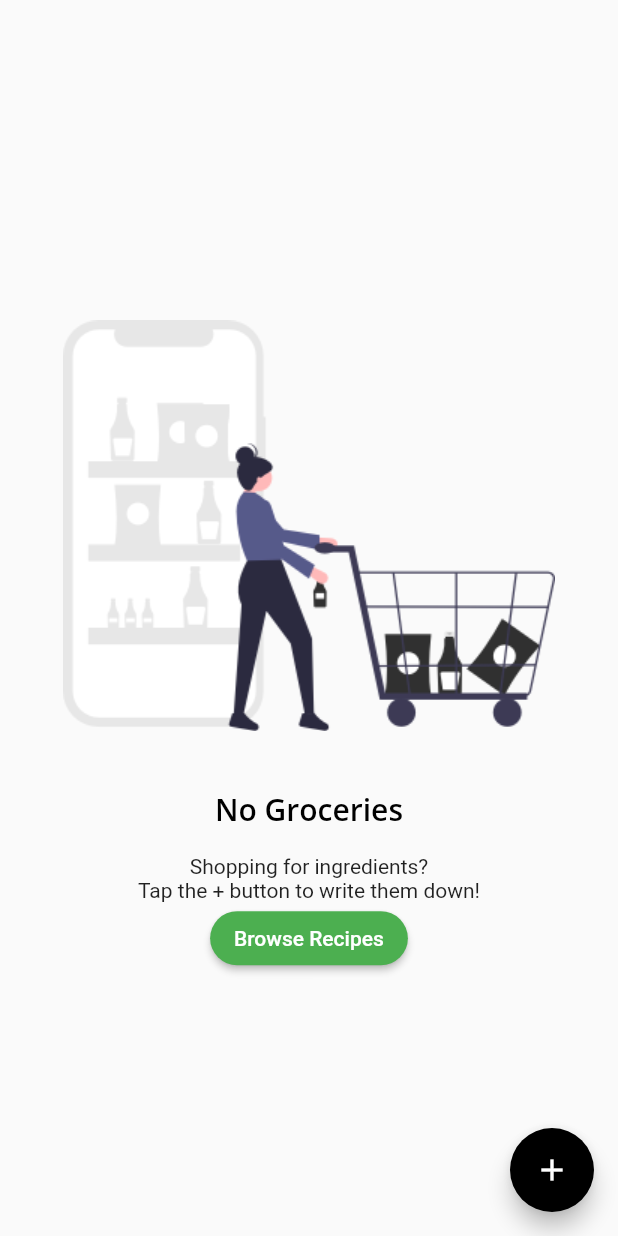
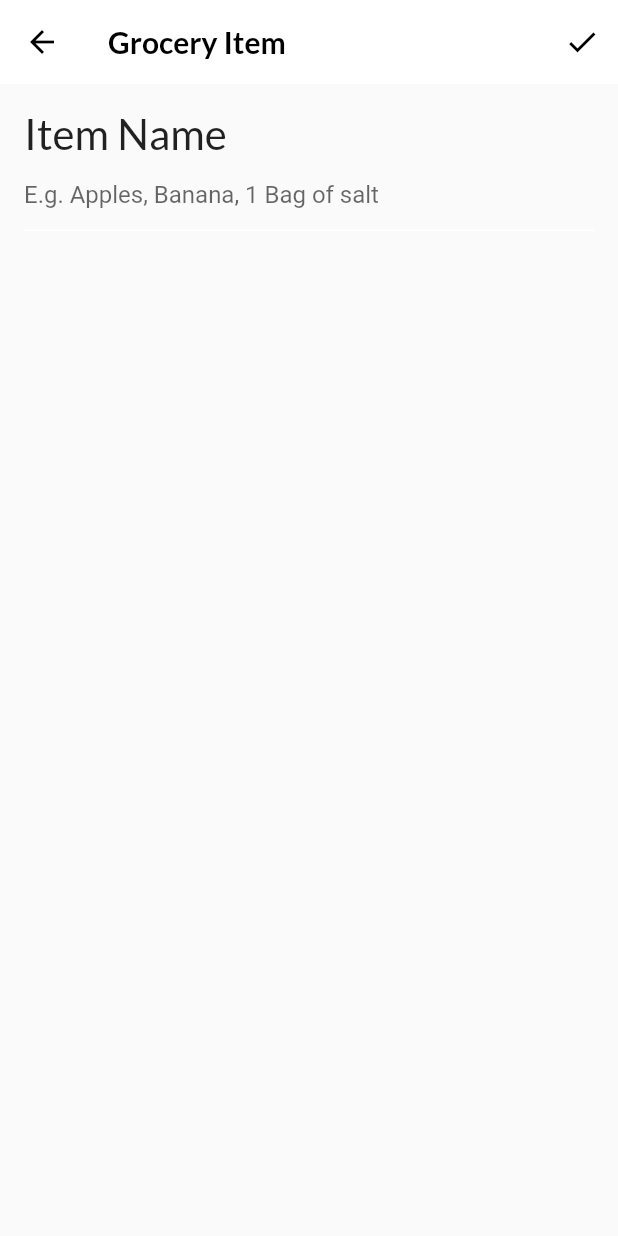
Before and after one commit to MalickArsalan/FlutterApprentice, a Flutter app: the GroceryScreen screen opened directly, after a tap on the "add" icon, on a phone screen of 412 x 824 dp. Run offline on Flutter 3.47's test engine with Material 2 defaults, Android fonts, the phone set to English and light mode, and no system bars; our stand-ins replace flutter_colorpicker, google_fonts; project files that could hold a hidden picture were left out.

Commit message:
Creating Grocery Items Screen (Start)

```diff
--- /dev/null
+++ b/06-interactive-widgets/projects/starter/lib/screens/grocery_item_screen.dart
@@ -0,0 +1,184 @@
+import 'package:flutter/material.dart';
+import 'package:google_fonts/google_fonts.dart';
+import 'package:flutter_colorpicker/flutter_colorpicker.dart';
+import 'package:intl/intl.dart';
+import 'package:uuid/uuid.dart';
+import '../models/models.dart';
+
+class GroceryItemScreen extends StatefulWidget {
+  // 1
+  final Function(GroceryItem) onCreate;
+  // 2
+  final Function(GroceryItem) onUpdate;
+  // 3
+  final GroceryItem? originalItem;
+  // 4
+  final bool isUpdating;
+  const GroceryItemScreen({
+    Key? key,
+    required this.onCreate,
+    required this.onUpdate,
+    this.originalItem,
+  })  : isUpdating = (originalItem != null),
+        super(key: key);
+
+  @override
+  _GroceryItemScreenState createState() => _GroceryItemScreenState();
+}
+
+class _GroceryItemScreenState extends State<GroceryItemScreen> {
+  // ignore: todo
+  // TODO: Add grocery item screen state properties
+  final _nameController = TextEditingController();
+  String _name = '';
+  Importance _importance = Importance.low;
+  DateTime _dueDate = DateTime.now();
+  TimeOfDay _timeOfDay = TimeOfDay.now();
+  Color _currentColor = Colors.green;
+  int _currentSliderValue = 0;
+
+// ignore: todo
+// TODO: Add initState()
+  @override
+  void initState() {
+    // ignore: todo
+    // TODO: implement initState
+    super.initState();
+    // 1
+    final originalItem = widget.originalItem;
+    if (originalItem != null) {
+      _nameController.text = originalItem.name;
+      _name = originalItem.name;
+      _currentSliderValue = originalItem.quantity;
+      _importance = originalItem.importance;
+      _currentColor = originalItem.color;
+      final date = originalItem.date;
+      _timeOfDay = TimeOfDay(hour: date.hour, minute: date.minute);
+      _dueDate = date;
+    }
+    // 2
+    _nameController.addListener(() {
+      setState(() {
+        _name = _nameController.text;
+      });
+    });
+  }
+
+// ignore: todo
+// TODO: Add dispose()
+
+  @override
+  void dispose() {
+    // ignore: todo
+    // TODO: implement dispose
+    _nameController.dispose();
+    super.dispose();
+  }
+
+  @override
+  Widget build(BuildContext context) {
+    // ignore: todo
+    // TODO 12: Add GroceryItemScreen Scaffold
+    // return Container(color: Colors.orange);
+    // 1
+    return Scaffold(
+      // 2
+      appBar: AppBar(
+        actions: [
+          IconButton(
+            icon: const Icon(Icons.check),
+            onPressed: () {
+              // ignore: todo
+              // TODO 24: Add callback handler
+            },
+          ),
+        ],
+        // 3
+        elevation: 0.0,
+        // 4
+        title: Text(
+          'Grocery Item',
+          style: GoogleFonts.lato(fontWeight: FontWeight.w600),
+        ),
+      ),
+      // 5
+      body: Container(
+        padding: const EdgeInsets.all(16),
+        child: ListView(
+          children: [
+            // ignore: todo
+            // TODO 13: Add name TextField
+            buildNameField(),
+            // ignore: todo
+            // TODO 14: Add Importance selection
+            // ignore: todo
+            // TODO 15: Add date picker
+            // ignore: todo
+            // TODO 16: Add time picker
+            // ignore: todo
+            // TODO 17: Add color picker
+            // ignore: todo
+            // TODO 18: Add slider
+            // ignore: todo
+            // TODO: 19: Add Grocery Tile
+          ],
+        ),
+      ),
+    );
+  }
+
+  // ignore: todo
+  // TODO: Add buildNameField()
+  Widget buildNameField() {
+    // 1
+    return Column(
+      // 2
+      crossAxisAlignment: CrossAxisAlignment.start,
+      children: [
+        // 3
+        Text(
+          'Item Name',
+          style: GoogleFonts.lato(fontSize: 28.0),
+        ),
+        // 4
+        TextField(
+          // 5
+          controller: _nameController,
+          // 6
+          cursorColor: _currentColor,
+          // 7
+          decoration: InputDecoration(
+            // 8
+            hintText: 'E.g. Apples, Banana, 1 Bag of salt',
+            // 9
+            enabledBorder: const UnderlineInputBorder(
+              borderSide: BorderSide(color: Colors.white),
+            ),
+            focusedBorder: UnderlineInputBorder(
+              borderSide: BorderSide(color: _currentColor),
+            ),
+            border: UnderlineInputBorder(
+              borderSide: BorderSide(color: _currentColor),
+            ),
+          ),
+        ),
+      ],
+    );
+  }
+
+  // ignore: todo
+  // TODO: Add buildImportanceField()
+
+
+  // ignore: todo
+  // TODO: ADD buildDateField()
+
+  // ignore: todo
+  // TODO: Add buildTimeField()
+
+  // ignore: todo
+  // TODO: Add buildColorPicker()
+
+  // ignore: todo
+  // TODO: Add buildQuantityField()
+}
--- a/06-interactive-widgets/projects/starter/lib/screens/grocery_screen.dart
+++ b/06-interactive-widgets/projects/starter/lib/screens/grocery_screen.dart
@@ -1,6 +1,7 @@
 import 'package:flutter/material.dart';
 
 import 'empty_grocery_screen.dart';
+import 'grocery_item_screen.dart';
 
 import 'package:provider/provider.dart';
 import '../models/models.dart';
@@ -20,6 +21,29 @@ class GroceryScreen extends StatelessWidget {
         onPressed: () {
           // ignore: todo
           // TODO 11: Present GroceryItemScreen
+          // 1
+          final manager = Provider.of<GroceryManager>(context, listen: false);
+          // 2
+          Navigator.push(
+            context,
+            // 3
+            MaterialPageRoute(
+              // 4
+              builder: (context) {
+                return GroceryItemScreen(
+                  // 5
+                  onCreate: (item) {
+                    // 6
+                    manager.addItem(item);
+                    // 7
+                    Navigator.pop(context);
+                  },
+                  // 8
+                  onUpdate: (item) {},
+                );
+              },
+            ),
+          );
         },
       ),
       // 7
```
